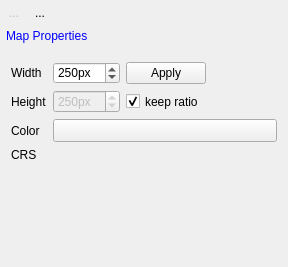
The window that eotimeseriesviewer/ui/mapviewdock.ui (jakimowb/eo-time-series-viewer) describes before a commit, drawn with Qt 5.
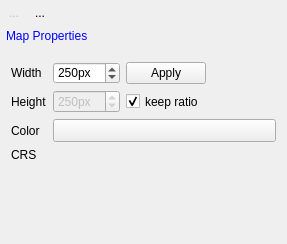
The same window after the commit. Icons and pictures are not drawn. Custom widgets are drawn as their Qt base class.

Commit message: time series panel: fixed resizing issue refactoring

The edit to the form file:
```diff
--- a/eotimeseriesviewer/ui/mapviewdock.ui
+++ b/eotimeseriesviewer/ui/mapviewdock.ui
@@ -6,14 +6,14 @@
    <rect>
     <x>0</x>
     <y>0</y>
-    <width>288</width>
-    <height>267</height>
+    <width>287</width>
+    <height>244</height>
    </rect>
   </property>
   <property name="minimumSize">
    <size>
-    <width>0</width>
-    <height>0</height>
+    <width>80</width>
+    <height>151</height>
    </size>
   </property>
   <property name="windowTitle">
@@ -133,8 +133,8 @@
         <rect>
          <x>0</x>
          <y>0</y>
-         <width>284</width>
-         <height>185</height>
+         <width>283</width>
+         <height>162</height>
         </rect>
        </property>
        <attribute name="icon">
```
The commit also changes 3 other files.
